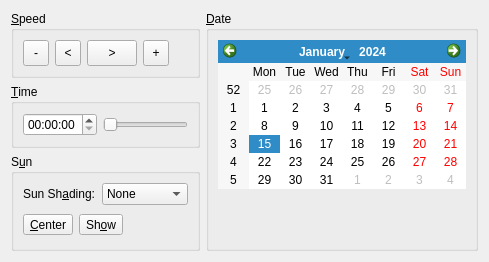
Above: src/lib/SunControlWidget.ui from KDE/marble before the change. Below: the same form after it.
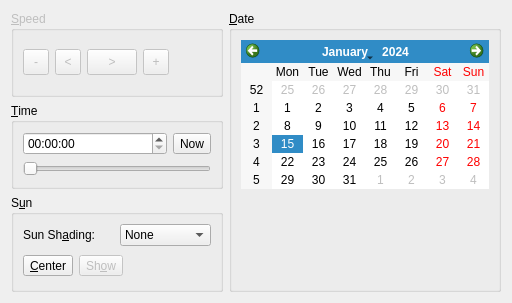
That is the form after the change. Icons and pictures are not drawn.

```diff
--- a/src/lib/SunControlWidget.ui
+++ b/src/lib/SunControlWidget.ui
@@ -5,8 +5,8 @@
    <rect>
     <x>0</x>
     <y>0</y>
-    <width>435</width>
-    <height>260</height>
+    <width>512</width>
+    <height>303</height>
    </rect>
   </property>
   <property name="sizePolicy" >
@@ -21,6 +21,9 @@
   <layout class="QGridLayout" >
    <item row="0" column="0" >
     <widget class="QGroupBox" name="speedGroupBox" >
+     <property name="enabled" >
+      <bool>false</bool>
+     </property>
      <property name="title" >
       <string>&amp;Speed</string>
      </property>
@@ -153,6 +156,8 @@
      <property name="title" >
       <string>&amp;Time</string>
      </property>
+     <layout class="QVBoxLayout" >
+      <item>
      <layout class="QHBoxLayout" >
       <item>
        <widget class="QTimeEdit" name="timeEdit" >
@@ -165,6 +170,15 @@
        </widget>
       </item>
       <item>
+         <widget class="QToolButton" name="nowToolButton" >
+          <property name="text" >
+           <string>Now</string>
+          </property>
+         </widget>
+        </item>
+       </layout>
+      </item>
+      <item>
        <widget class="QSlider" name="timeSlider" >
         <property name="toolTip" >
          <string>&lt;html>&lt;head>&lt;meta name="qrichtext" content="1" />&lt;style type="text/css">
@@ -173,7 +187,7 @@
 &lt;p style=" margin-top:0px; margin-bottom:0px; margin-left:0px; margin-right:0px; -qt-block-indent:0; text-indent:0px;">Change sun time&lt;/p>&lt;/body>&lt;/html></string>
         </property>
         <property name="maximum" >
-         <number>24</number>
+         <number>23</number>
         </property>
         <property name="orientation" >
          <enum>Qt::Horizontal</enum>
@@ -235,6 +249,9 @@
           <property name="text" >
            <string>&amp;Center</string>
           </property>
+          <property name="checkable" >
+           <bool>true</bool>
+          </property>
           <property name="checked" >
            <bool>false</bool>
           </property>
@@ -245,6 +262,9 @@
         </item>
         <item>
          <widget class="QToolButton" name="showToolButton" >
+          <property name="enabled" >
+           <bool>false</bool>
+          </property>
           <property name="toolTip" >
            <string>&lt;html>&lt;head>&lt;meta name="qrichtext" content="1" />&lt;style type="text/css">
 p, li { white-space: pre-wrap; }
```
Lines whose indentation alone changed are shown as unchanged.
